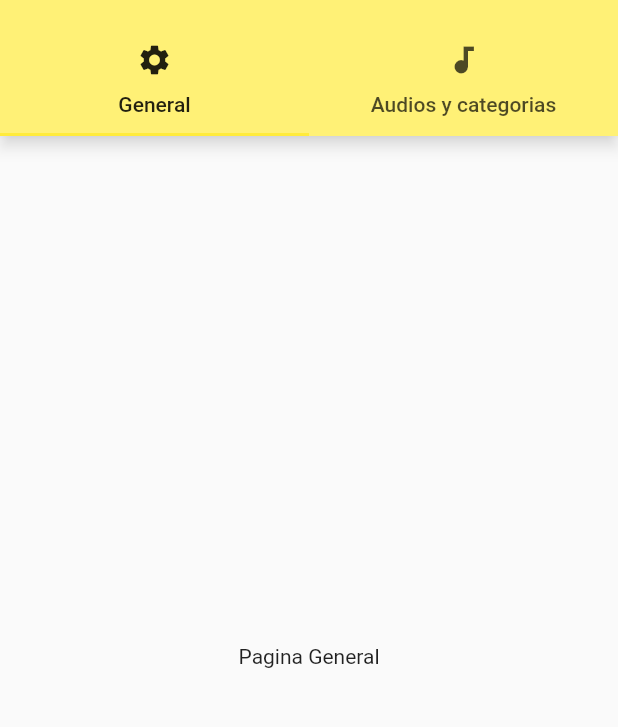
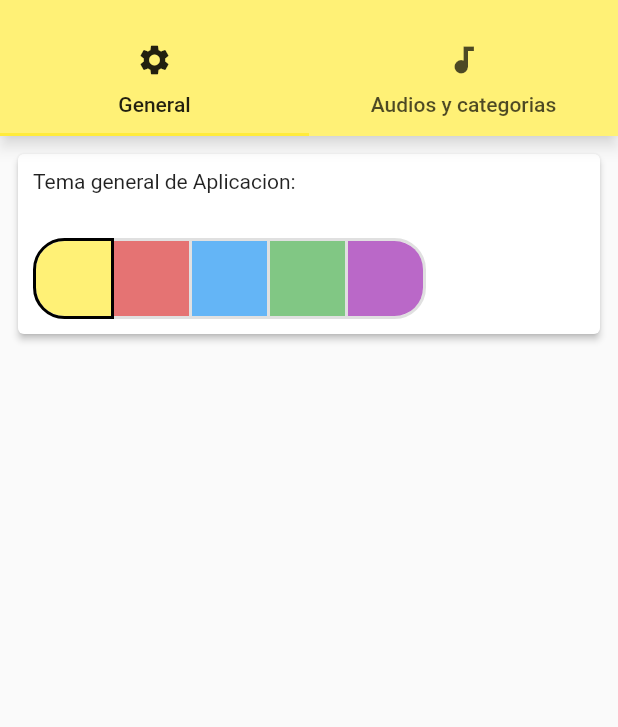
Before and after one commit to lucasambesi/botonera_app, a Flutter app: the PantallaConfiguracion screen opened directly, on a phone screen of 412 x 824 dp, the part 59-786 px from its top. Run offline on Flutter 3.47's test engine with Material 2 defaults, Android fonts, the phone set to English and light mode, and no system bars; our stand-ins replace audioplayers, sqflite; missing offline and left inert: esys_flutter_share; accounts and stored records are empty.

Commit message:
Se agrega BarraColores en PantallaGeneralSettings

```diff
--- /dev/null
+++ b/lib/Pages/SenttingsPage/BarraColores.dart
@@ -0,0 +1,81 @@
+import 'package:flutter/cupertino.dart';
+import 'package:flutter/material.dart';
+
+class BarraColores extends StatefulWidget {
+  State<StatefulWidget> createState() => BarraColoresImpl();
+}
+
+class BarraColoresImpl extends State<BarraColores> {
+  List<bool> isSelected;
+
+  @override
+  void initState() {
+    isSelected = [
+      true,
+      false,
+      false,
+      false,
+      false,
+    ];
+    super.initState();
+  }
+
+  @override
+  Widget build(BuildContext context) {
+    return ToggleButtons(
+      borderRadius: BorderRadius.circular(20),
+      borderWidth: 2,
+      selectedBorderColor: Colors.black,
+      renderBorder: true,
+      children: <Widget>[
+        SubColor(
+          color: (Colors.yellow[300]),
+        ),
+        SubColor(
+          color: Colors.red[300],
+        ),
+        SubColor(
+          color: Colors.blue[300],
+        ),
+        SubColor(
+          color: Colors.green[300],
+        ),
+        SubColor(
+          color: Colors.purple[300],
+        ),
+      ],
+      onPressed: (int index) {
+        setState(() {
+          for (int i = 0; i < isSelected.length; i++) {
+            isSelected[i] = i == index;
+          }
+        });
+      },
+      isSelected: isSelected,
+    );
+  }
+}
+
+class SubColor extends StatefulWidget {
+  final Color color;
+
+  SubColor({@required this.color});
+
+  State<StatefulWidget> createState() => SubColorImpl(color: color);
+}
+
+class SubColorImpl extends State<SubColor> {
+  final Color color;
+  List<bool> isSelected;
+
+  SubColorImpl({@required this.color});
+
+  Widget build(BuildContext context) {
+    return Container(
+      padding: const EdgeInsets.all(25),
+      decoration: BoxDecoration(
+        color: color,
+      ),
+    );
+  }
+}
--- a/lib/Pages/SenttingsPage/GeneralSettingsPage.dart
+++ b/lib/Pages/SenttingsPage/GeneralSettingsPage.dart
@@ -1,3 +1,4 @@
+import 'package:botonera_app/Pages/SenttingsPage/BarraColores.dart';
 import 'package:flutter/cupertino.dart';
 import 'package:flutter/material.dart';
 
@@ -8,6 +9,28 @@ class PantallaGeneralSettings extends StatefulWidget {
 class PantallaGeneralSettingsImpl extends State<PantallaGeneralSettings> {
   @override
   Widget build(BuildContext context) {
-    return Center(child: Text('Pagina General'));
+    return ListView(
+      padding: const EdgeInsets.all(8.0),
+      children: [
+        Card(
+          elevation: 2.0,
+          child: SizedBox(
+            height: 120.0,
+            child: Padding(
+              padding: const EdgeInsets.all(10.0),
+              child: Column(
+                mainAxisAlignment: MainAxisAlignment.start,
+                crossAxisAlignment: CrossAxisAlignment.start,
+                children: [
+                  Text('Tema general de Aplicacion:'),
+                  Spacer(),
+                  BarraColores(),
+                ],
+              ),
+            ),
+          ),
+        ),
+      ],
+    );
   }
 }
```
